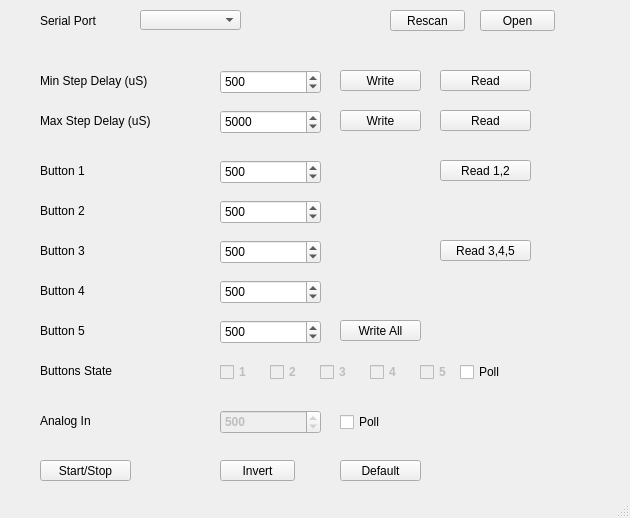
alexfoglia1/StepperDriverController, file Maintenance/src/MaintenanceGui.ui: the form before one commit.
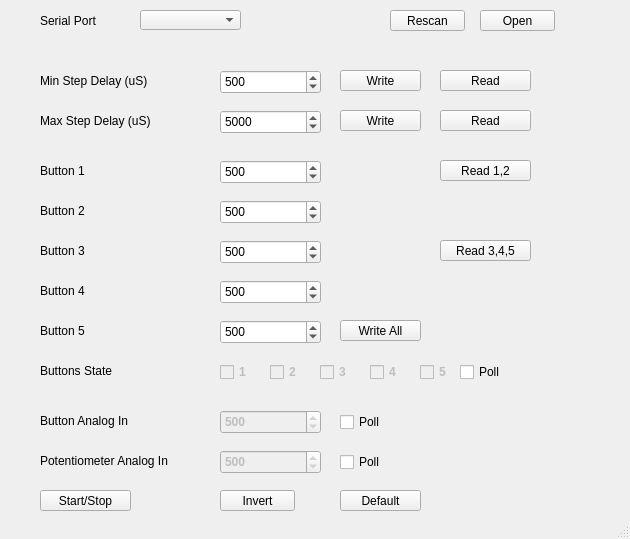
The form after the commit.

```diff
--- a/Maintenance/src/MaintenanceGui.ui
+++ b/Maintenance/src/MaintenanceGui.ui
@@ -10,7 +10,7 @@
     <x>0</x>
     <y>0</y>
     <width>630</width>
-    <height>518</height>
+    <height>539</height>
    </rect>
   </property>
   <property name="windowTitle">
@@ -186,7 +186,7 @@
     <property name="geometry">
      <rect>
       <x>40</x>
-      <y>460</y>
+      <y>490</y>
       <width>91</width>
       <height>21</height>
      </rect>
@@ -199,7 +199,7 @@
     <property name="geometry">
      <rect>
       <x>220</x>
-      <y>460</y>
+      <y>490</y>
       <width>75</width>
       <height>21</height>
      </rect>
@@ -212,7 +212,7 @@
     <property name="geometry">
      <rect>
       <x>340</x>
-      <y>460</y>
+      <y>490</y>
       <width>81</width>
       <height>21</height>
      </rect>
@@ -482,7 +482,7 @@
      </rect>
     </property>
     <property name="text">
-     <string>Analog In</string>
+     <string>Button Analog In</string>
     </property>
    </widget>
    <widget class="QSpinBox" name="spinAnalogIn">
@@ -604,6 +604,60 @@
      <string>Poll</string>
     </property>
    </widget>
+   <widget class="QLabel" name="label_11">
+    <property name="geometry">
+     <rect>
+      <x>40</x>
+      <y>450</y>
+      <width>141</width>
+      <height>21</height>
+     </rect>
+    </property>
+    <property name="text">
+     <string>Potentiometer Analog In</string>
+    </property>
+   </widget>
+   <widget class="QCheckBox" name="checkPollAnalog4">
+    <property name="geometry">
+     <rect>
+      <x>340</x>
+      <y>450</y>
+      <width>92</width>
+      <height>24</height>
+     </rect>
+    </property>
+    <property name="text">
+     <string>Poll</string>
+    </property>
+   </widget>
+   <widget class="QSpinBox" name="spinAnalogIn4">
+    <property name="enabled">
+     <bool>false</bool>
+    </property>
+    <property name="geometry">
+     <rect>
+      <x>220</x>
+      <y>450</y>
+      <width>101</width>
+      <height>24</height>
+     </rect>
+    </property>
+    <property name="font">
+     <font>
+      <weight>75</weight>
+      <bold>true</bold>
+     </font>
+    </property>
+    <property name="minimum">
+     <number>0</number>
+    </property>
+    <property name="maximum">
+     <number>1023</number>
+    </property>
+    <property name="value">
+     <number>500</number>
+    </property>
+   </widget>
   </widget>
   <widget class="QStatusBar" name="statusbar"/>
   <action name="actionClear_logs">
```
Left out of the diff: 10 changed lines with no effect on the pictures.
